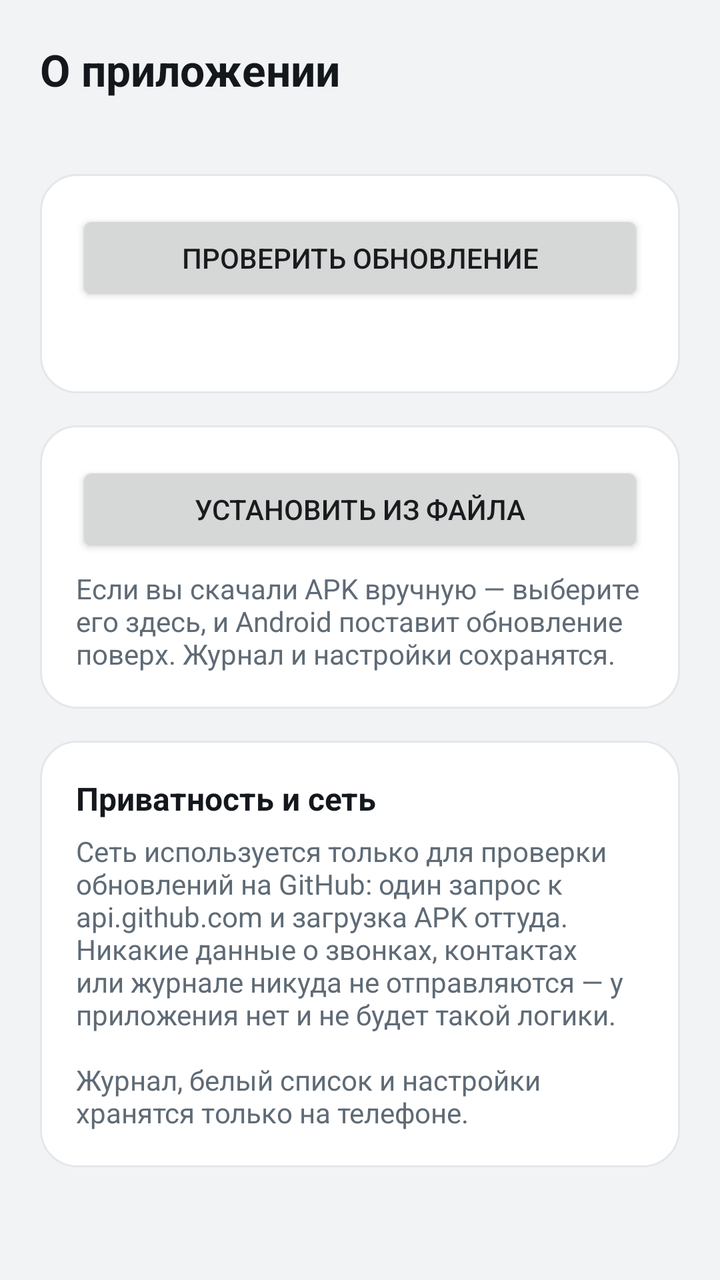
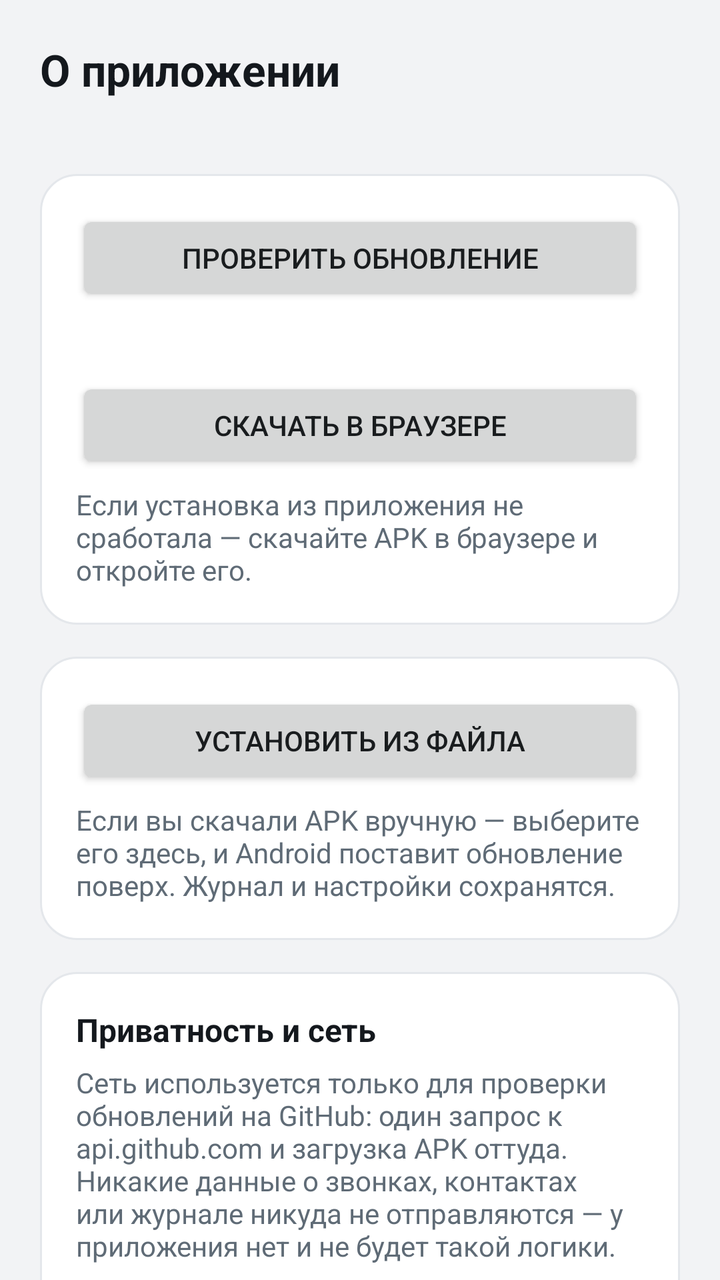

Two renders of the same Android screen: before a commit and after it. Below are the layout's source before the change and the commit's diff.
<!-- AndroidManifest.xml: application theme Theme.CallGuard -->
<!-- res/layout/activity_about.xml -->
<?xml version="1.0" encoding="utf-8"?>
<ScrollView xmlns:android="http://schemas.android.com/apk/res/android"
    android:layout_width="match_parent"
    android:layout_height="match_parent"
    android:background="@color/screen_bg"
    android:fillViewport="true"
    android:scrollbars="none">

    <LinearLayout
        android:layout_width="match_parent"
        android:layout_height="wrap_content"
        android:orientation="vertical"
        android:paddingStart="20dp"
        android:paddingTop="20dp"
        android:paddingEnd="20dp"
        android:paddingBottom="24dp">

        <TextView
            android:layout_width="match_parent"
            android:layout_height="wrap_content"
            android:text="@string/about_title"
            android:textColor="@color/text_primary"
            android:textSize="22sp"
            android:textStyle="bold" />

        <TextView
            android:id="@+id/textVersion"
            android:layout_width="match_parent"
            android:layout_height="wrap_content"
            android:layout_marginTop="4dp"
            android:textColor="@color/text_secondary"
            android:textSize="13sp" />

        <LinearLayout style="@style/Card">

            <Button
                android:id="@+id/buttonCheck"
                android:layout_width="match_parent"
                android:layout_height="wrap_content"
                android:text="@string/about_check" />

            <TextView
                android:id="@+id/textUpdateStatus"
                android:layout_width="match_parent"
                android:layout_height="wrap_content"
                android:layout_marginTop="8dp"
                android:textColor="@color/text_secondary"
                android:textSize="13sp" />
        </LinearLayout>

        <LinearLayout style="@style/Card">

            <Button
                android:id="@+id/buttonInstallFile"
                android:layout_width="match_parent"
                android:layout_height="wrap_content"
                android:text="@string/about_install_file" />

            <TextView
                style="@style/BodyText"
                android:text="@string/about_install_file_hint" />
        </LinearLayout>

        <LinearLayout
            android:id="@+id/cardSupport"
            style="@style/Card"
            android:visibility="gone">

            <TextView
                style="@style/SectionTitle"
                android:text="@string/about_support_title" />

            <Button
                android:id="@+id/buttonSupport"
                android:layout_width="match_parent"
                android:layout_height="wrap_content"
                android:layout_marginTop="10dp"
                android:text="@string/about_support" />

            <Button
                android:id="@+id/buttonProject"
                android:layout_width="match_parent"
                android:layout_height="wrap_content"
                android:layout_marginTop="8dp"
                android:text="@string/about_project" />
        </LinearLayout>

        <LinearLayout style="@style/Card">

            <TextView
                style="@style/SectionTitle"
                android:text="@string/about_privacy_title" />

            <TextView
                style="@style/BodyText"
                android:text="@string/about_privacy" />
        </LinearLayout>

    </LinearLayout>
</ScrollView>
<!-- resources referenced by this layout -->
<resources>
  <color name="screen_bg">#F2F3F5</color>
  <color name="text_primary">#14181D</color>
  <color name="text_secondary">#5F6B76</color>
  <string name="about_check">Проверить обновление</string>
  <string name="about_install_file">Установить из файла</string>
  <string name="about_install_file_hint">Если вы скачали APK вручную — выберите его здесь, и Android поставит обновление поверх. Журнал и настройки сохранятся.</string>
  <string name="about_privacy">Сеть используется только для проверки обновлений на GitHub: один запрос к api.github.com и загрузка APK оттуда. Никакие данные о звонках, контактах или журнале никуда не отправляются — у приложения нет и не будет такой логики.\n\nЖурнал, белый список и настройки хранятся только на телефоне.</string>
  <string name="about_privacy_title">Приватность и сеть</string>
  <string name="about_project">Страница проекта</string>
  <string name="about_support">Поддержать автора</string>
  <string name="about_support_title">Поддержать</string>
  <string name="about_title">О приложении</string>
  <style name="BodyText">
          <item name="android:layout_width">match_parent</item>
          <item name="android:layout_height">wrap_content</item>
          <item name="android:textColor">@color/text_secondary</item>
          <item name="android:textSize">14sp</item>
          <item name="android:layout_marginTop">6dp</item>
      </style>
  <style name="Card">
          <item name="android:layout_width">match_parent</item>
          <item name="android:layout_height">wrap_content</item>
          <item name="android:orientation">vertical</item>
          <item name="android:background">@drawable/bg_card</item>
          <item name="android:padding">18dp</item>
          <item name="android:layout_marginTop">16dp</item>
      </style>
  <style name="SectionTitle">
          <item name="android:layout_width">match_parent</item>
          <item name="android:layout_height">wrap_content</item>
          <item name="android:textColor">@color/text_primary</item>
          <item name="android:textSize">16sp</item>
          <item name="android:textStyle">bold</item>
      </style>
  <style name="Theme.CallGuard" parent="android:Theme.DeviceDefault.Light.NoActionBar">
          <item name="android:windowBackground">@color/screen_bg</item>
          <item name="android:statusBarColor">@color/screen_bg</item>
          <item name="android:navigationBarColor">@color/screen_bg</item>
          <item name="android:windowLightStatusBar">true</item>
          <item name="android:colorAccent">@color/accent</item>
          <item name="android:colorEdgeEffect">@color/accent</item>
      </style>
  <!-- drawable bg_card (drawable) -->
  <?xml version="1.0" encoding="utf-8"?>
  <shape xmlns:android="http://schemas.android.com/apk/res/android"
      android:shape="rectangle">
      <solid android:color="@color/card_bg" />
      <corners android:radius="18dp" />
      <stroke
          android:width="1dp"
          android:color="@color/card_stroke" />
  </shape>
  <color name="accent">#0B57D0</color>
  <color name="card_bg">#FFFFFF</color>
  <color name="card_stroke">#E4E7EB</color>
</resources>

<!-- the commit's change to res/layout/activity_about.xml (unified diff, before → after) -->
@@ -46,6 +46,17 @@
                 android:layout_marginTop="8dp"
                 android:textColor="@color/text_secondary"
                 android:textSize="13sp" />
+
+            <Button
+                android:id="@+id/buttonBrowser"
+                android:layout_width="match_parent"
+                android:layout_height="wrap_content"
+                android:layout_marginTop="10dp"
+                android:text="@string/about_download_browser" />
+
+            <TextView
+                style="@style/BodyText"
+                android:text="@string/about_browser_hint" />
         </LinearLayout>
 
         <LinearLayout style="@style/Card">
<!-- resource entries referenced after the edit -->
@@ -3,7 +3,9 @@
   <color name="screen_bg">#F2F3F5</color>
   <color name="text_primary">#14181D</color>
   <color name="text_secondary">#5F6B76</color>
+  <string name="about_browser_hint">Если установка из приложения не сработала — скачайте APK в браузере и откройте его.</string>
   <string name="about_check">Проверить обновление</string>
+  <string name="about_download_browser">Скачать в браузере</string>
   <string name="about_install_file">Установить из файла</string>
   <string name="about_install_file_hint">Если вы скачали APK вручную — выберите его здесь, и Android поставит обновление поверх. Журнал и настройки сохранятся.</string>
   <string name="about_privacy">Сеть используется только для проверки обновлений на GitHub: один запрос к api.github.com и загрузка APK оттуда. Никакие данные о звонках, контактах или журнале никуда не отправляются — у приложения нет и не будет такой логики.\n\nЖурнал, белый список и настройки хранятся только на телефоне.</string>
